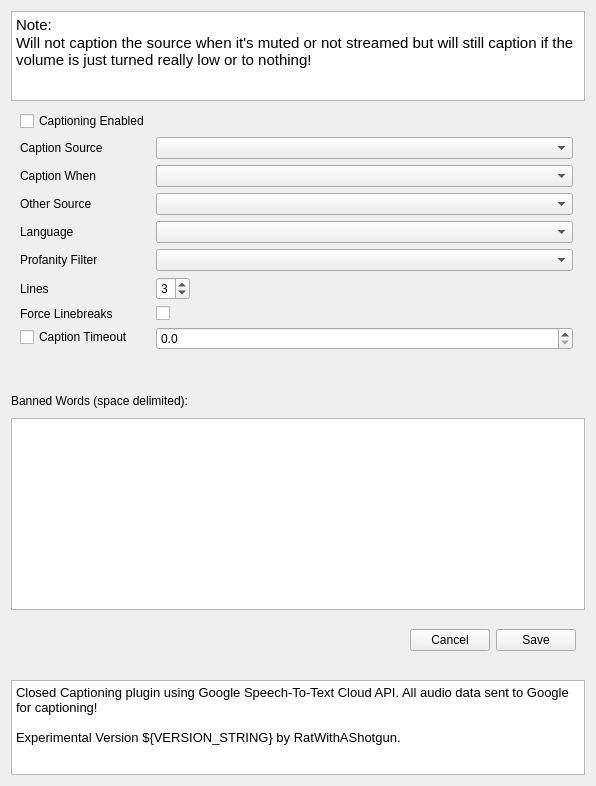
First picture: the form in src/ui/CaptionSettingsWidget.ui, repository 0x01050/google-live-captions-obs-plugin, before the edit.
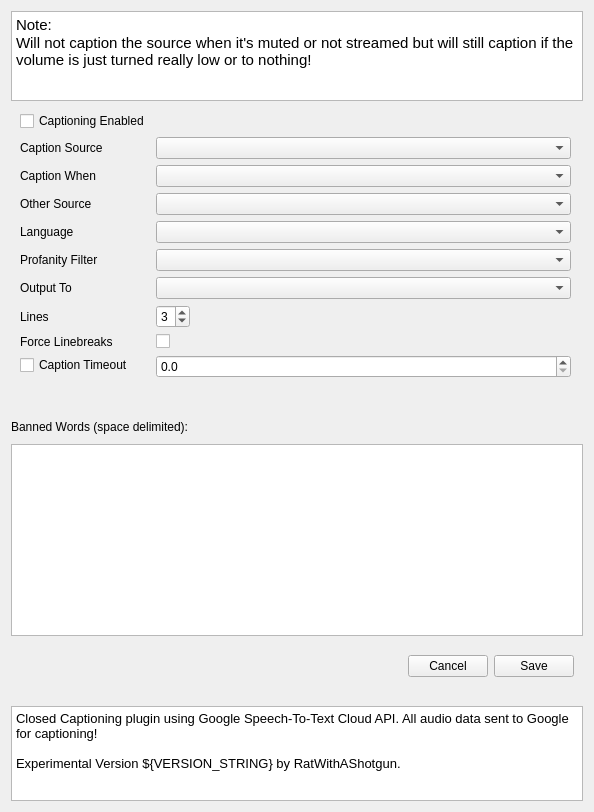
Second picture: the form after the edit.

Commit message:
add UI option to output captions to stream, recording or both
currently it's just going to stream only

```diff
--- a/src/ui/CaptionSettingsWidget.ui
+++ b/src/ui/CaptionSettingsWidget.ui
@@ -6,8 +6,8 @@
    <rect>
     <x>0</x>
     <y>0</y>
-    <width>596</width>
-    <height>786</height>
+    <width>594</width>
+    <height>812</height>
    </rect>
   </property>
   <property name="sizePolicy">
@@ -147,14 +147,14 @@
         </property>
        </widget>
       </item>
-      <item row="8" column="0">
+      <item row="9" column="0">
        <widget class="QLabel" name="label_2">
         <property name="text">
          <string>Lines</string>
         </property>
        </widget>
       </item>
-      <item row="8" column="1">
+      <item row="9" column="1">
        <widget class="QSpinBox" name="lineCountSpinBox">
         <property name="sizePolicy">
          <sizepolicy hsizetype="Fixed" vsizetype="Fixed">
@@ -173,28 +173,28 @@
         </property>
        </widget>
       </item>
-      <item row="10" column="0">
+      <item row="11" column="0">
        <widget class="QLabel" name="label_3">
         <property name="text">
          <string>Force Linebreaks</string>
         </property>
        </widget>
       </item>
-      <item row="10" column="1">
+      <item row="11" column="1">
        <widget class="QCheckBox" name="insertLinebreaksCheckBox">
         <property name="text">
          <string/>
         </property>
        </widget>
       </item>
-      <item row="11" column="0">
+      <item row="12" column="0">
        <widget class="QCheckBox" name="captionTimeoutEnabledCheckBox">
         <property name="text">
          <string>Caption Timeout</string>
         </property>
        </widget>
       </item>
-      <item row="11" column="1">
+      <item row="12" column="1">
        <widget class="QDoubleSpinBox" name="captionTimeoutDoubleSpinBox">
         <property name="decimals">
          <number>1</number>
@@ -235,6 +235,23 @@
         </property>
        </widget>
       </item>
+      <item row="8" column="0">
+       <widget class="QLabel" name="label_8">
+        <property name="text">
+         <string>Output To</string>
+        </property>
+       </widget>
+      </item>
+      <item row="8" column="1">
+       <widget class="QComboBox" name="outputTargetComboBox">
+        <property name="minimumSize">
+         <size>
+          <width>250</width>
+          <height>0</height>
+         </size>
+        </property>
+       </widget>
+      </item>
      </layout>
     </widget>
    </item>
```
The commit also changes 6 other files.
